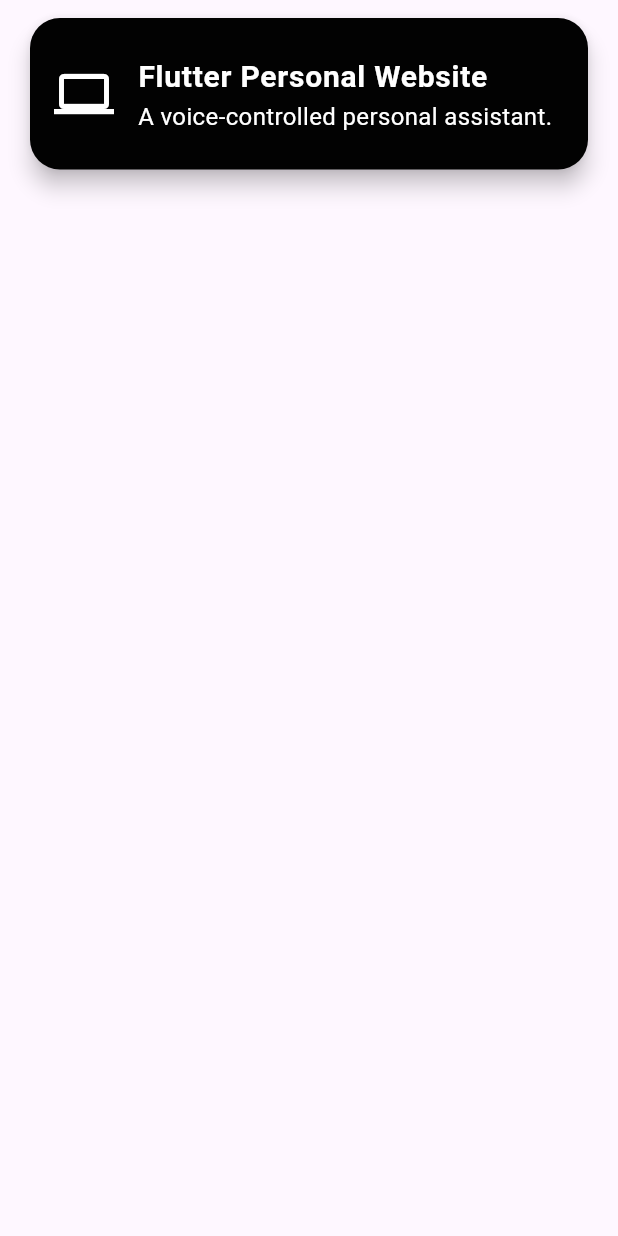
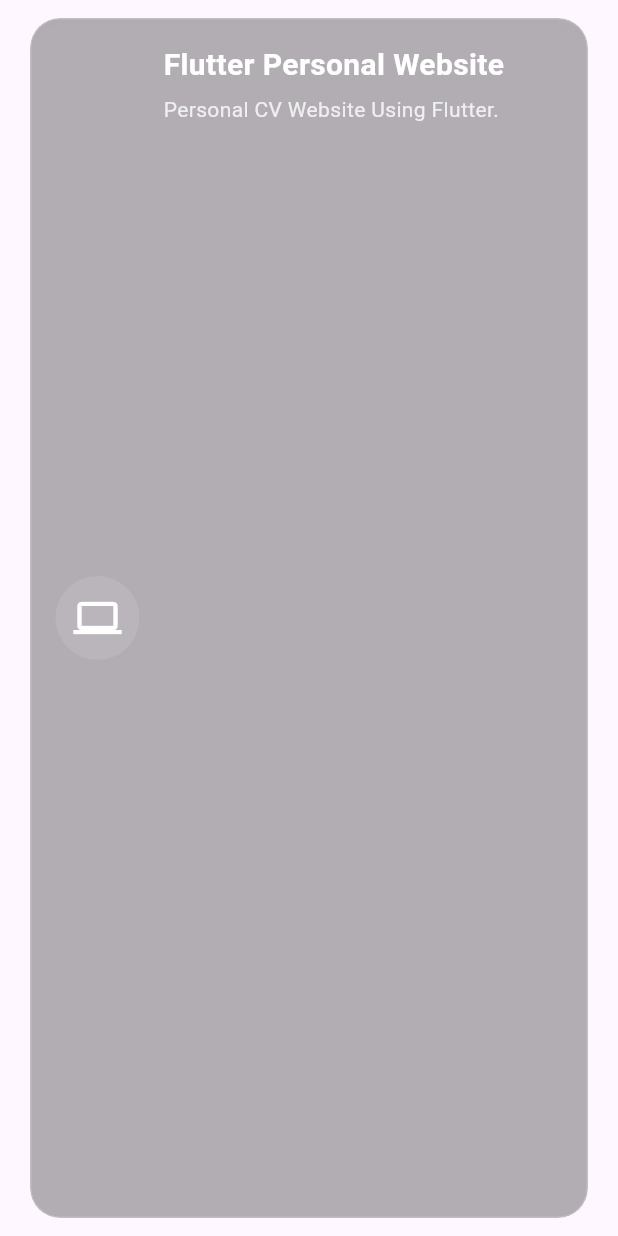
Before and after one commit to perpetualcuriosity/flutter-personal-application, a Flutter app: the ProjectCard widget shown alone on an empty page, opened directly, on a phone screen of 412 x 824 dp. Run offline on Flutter 3.47's test engine with Material 3 defaults, Android fonts, the phone set to English and light mode, and no system bars; our stand-ins replace animated_text_kit, flutter_fortune_wheel, google_fonts; network calls fail.

Commit message:
Projects Page Completed

```diff
--- a/flutter_personal_application/lib/pages/page_projects.dart
+++ b/flutter_personal_application/lib/pages/page_projects.dart
@@ -37,7 +37,7 @@
                 children: [
                   ProjectCard(
                       title: 'Flutter Personal Website',
-                      description: 'A voice-controlled personal assistant.',
+                      description: 'Personal CV Website Using Flutter.',
                       icon:Icons.laptop),
                   ProjectCard(
                       title: 'To Be Announced',
--- a/flutter_personal_application/lib/widgets/project_card.dart
+++ b/flutter_personal_application/lib/widgets/project_card.dart
@@ -1,5 +1,7 @@
 // ignore_for_file: unused_element, deprecated_member_use
+import 'dart:ui';
 import 'package:flutter/material.dart';
+
 class ProjectCard extends StatelessWidget {
   final String title;
   final String description;
@@ -14,23 +16,63 @@
 
   @override
   Widget build(BuildContext context) {
-    return Card(
-      elevation: 6,
-      shape: RoundedRectangleBorder(borderRadius: BorderRadius.circular(20)),
-      margin: EdgeInsets.symmetric(vertical: 12, horizontal: 20),
-      color: Color(0xff020202),
-      child: ListTile(
-        contentPadding: EdgeInsets.all(16),
-        leading: Icon(icon, size: 40, color: Colors.white),
-        title: Text(
-          title,
-          style: TextStyle(fontSize: 20, fontWeight: FontWeight.bold,color: Colors.white),
+    return Padding(
+      padding: const EdgeInsets.symmetric(vertical: 12, horizontal: 20),
+      child: ClipRRect(
+        borderRadius: BorderRadius.circular(20),
+        child: BackdropFilter(
+          filter: ImageFilter.blur(sigmaX: 10, sigmaY: 10),
+          child: Container(
+            decoration: BoxDecoration(
+              color: Colors.black.withOpacity(0.3), // Semi-transparent black
+              borderRadius: BorderRadius.circular(20),
+              border: Border.all(color: Colors.white.withOpacity(0.2), width: 1),
+              boxShadow: [
+                BoxShadow(
+                  color: Colors.white.withOpacity(0.1),
+                  blurRadius: 10,
+                  spreadRadius: 1,
+                  offset: Offset(0, 4), // Soft shadow
+                ),
+              ],
+            ),
+            padding: const EdgeInsets.all(16),
+            child: Row(
+              crossAxisAlignment: CrossAxisAlignment.center,
+              children: [
+                Container(
+                  padding: EdgeInsets.all(12),
+                  decoration: BoxDecoration(
+                    color: Colors.white.withOpacity(0.1),
+                    shape: BoxShape.circle,
+                  ),
+                  child: Icon(icon, size: 32, color: Colors.white),
+                ),
+                SizedBox(width: 16),
+                Expanded(
+                  child: Column(
+                    crossAxisAlignment: CrossAxisAlignment.start,
+                    children: [
+                      Text(
+                        title,
+                        style: TextStyle(
+                          fontSize: 20,
+                          fontWeight: FontWeight.bold,
+                          color: Colors.white,
+                        ),
+                      ),
+                      SizedBox(height: 5),
+                      Text(
+                        description,
+                        style: TextStyle(fontSize: 14, color: Colors.white.withOpacity(0.8)),
+                      ),
+                    ],
+                  ),
+                ),
+              ],
+            ),
+          ),
         ),
-        subtitle: Text(
-          description,
-          style: TextStyle(fontSize: 16, color: Colors.white),
-        ),
-        onTap: () {},
       ),
     );
   }
```
